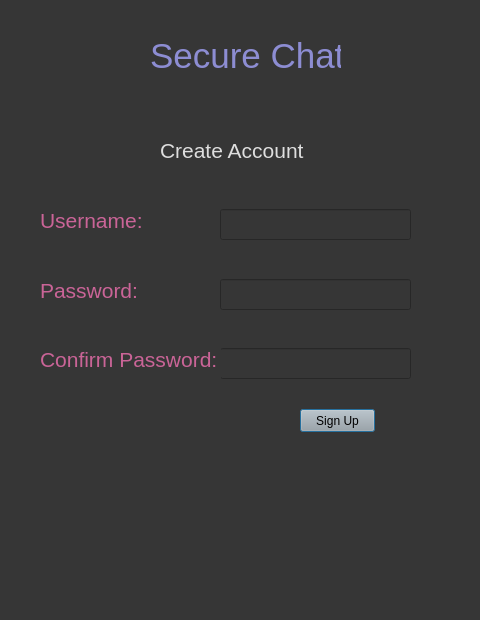
First picture: the form in createAccount.ui, repository Benjamin-Pasternak/Security_project, before the edit.
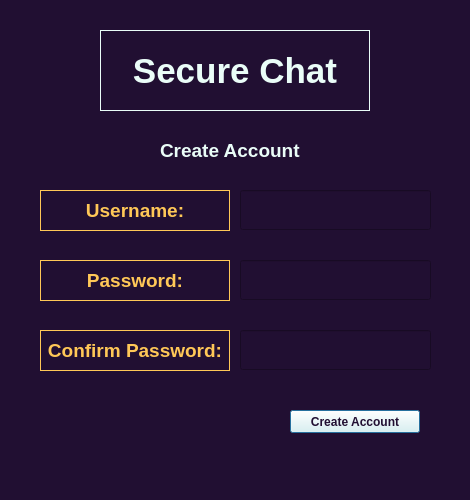
Second picture: the form after the edit.

Patch:
```diff
--- a/createAccount.ui
+++ b/createAccount.ui
@@ -6,8 +6,8 @@
    <rect>
     <x>0</x>
     <y>0</y>
-    <width>480</width>
-    <height>620</height>
+    <width>470</width>
+    <height>500</height>
    </rect>
   </property>
   <property name="windowTitle">
@@ -17,138 +17,218 @@
    <double>0.990000000000000</double>
   </property>
   <property name="styleSheet">
-   <string notr="true">background-color:rgb(54, 54, 54)</string>
+   <string notr="true">background-color:#210f32</string>
   </property>
-  <widget class="QLabel" name="title_label">
+  <widget class="QLineEdit" name="username">
    <property name="geometry">
     <rect>
-     <x>150</x>
+     <x>240</x>
+     <y>190</y>
+     <width>191</width>
+     <height>40</height>
+    </rect>
+   </property>
+   <property name="styleSheet">
+    <string notr="true">color:#eafdf8;font-size:14pt;</string>
+   </property>
+  </widget>
+  <widget class="QLineEdit" name="password">
+   <property name="geometry">
+    <rect>
+     <x>240</x>
+     <y>260</y>
+     <width>191</width>
+     <height>40</height>
+    </rect>
+   </property>
+   <property name="styleSheet">
+    <string notr="true">color:#eafdf8;font-size:14pt;</string>
+   </property>
+  </widget>
+  <widget class="QLineEdit" name="confirmPassword">
+   <property name="geometry">
+    <rect>
+     <x>240</x>
+     <y>330</y>
+     <width>191</width>
+     <height>40</height>
+    </rect>
+   </property>
+   <property name="styleSheet">
+    <string notr="true">color:#eafdf8;font-size:14pt;</string>
+   </property>
+  </widget>
+  <widget class="QLabel" name="username_label_2">
+   <property name="geometry">
+    <rect>
+     <x>160</x>
+     <y>130</y>
+     <width>151</width>
+     <height>41</height>
+    </rect>
+   </property>
+   <property name="font">
+    <font>
+     <family>Tahoma</family>
+     <pointsize>14</pointsize>
+     <weight>75</weight>
+     <bold>true</bold>
+    </font>
+   </property>
+   <property name="styleSheet">
+    <string notr="true">color:#eafdf8</string>
+   </property>
+   <property name="text">
+    <string>Create Account</string>
+   </property>
+  </widget>
+  <widget class="QLabel" name="titleLabel">
+   <property name="geometry">
+    <rect>
+     <x>100</x>
      <y>30</y>
-     <width>191</width>
-     <height>51</height>
+     <width>270</width>
+     <height>81</height>
     </rect>
    </property>
+   <property name="font">
+    <font>
+     <family>Tahoma</family>
+     <pointsize>26</pointsize>
+     <weight>75</weight>
+     <bold>true</bold>
+    </font>
+   </property>
    <property name="styleSheet">
-    <string notr="true">font-size:26pt; color:rgb(141, 141, 211)</string>
+    <string notr="true">font-size:26pt;color:#eafdf8</string>
+   </property>
+   <property name="frameShape">
+    <enum>QFrame::Box</enum>
    </property>
    <property name="text">
     <string>Secure Chat</string>
    </property>
+   <property name="alignment">
+    <set>Qt::AlignCenter</set>
+   </property>
   </widget>
   <widget class="QLabel" name="username_label">
    <property name="geometry">
     <rect>
      <x>40</x>
-     <y>200</y>
-     <width>121</width>
+     <y>190</y>
+     <width>190</width>
      <height>41</height>
     </rect>
    </property>
+   <property name="font">
+    <font>
+     <family>Tahoma</family>
+     <pointsize>14</pointsize>
+     <weight>75</weight>
+     <bold>true</bold>
+    </font>
+   </property>
    <property name="styleSheet">
-    <string notr="true">font-size: 16pt;color:rgb(202, 100, 151)</string>
+    <string notr="true">font-size: 14pt;color:#ffc857</string>
+   </property>
+   <property name="frameShape">
+    <enum>QFrame::Box</enum>
+   </property>
+   <property name="frameShadow">
+    <enum>QFrame::Plain</enum>
    </property>
    <property name="text">
     <string>Username:</string>
    </property>
-  </widget>
-  <widget class="QLineEdit" name="username">
-   <property name="geometry">
-    <rect>
-     <x>220</x>
-     <y>209</y>
-     <width>191</width>
-     <height>31</height>
-    </rect>
+   <property name="scaledContents">
+    <bool>true</bool>
    </property>
-   <property name="styleSheet">
-    <string notr="true">color:rgb(232, 232, 232);font-size:14pt;</string>
+   <property name="alignment">
+    <set>Qt::AlignCenter</set>
    </property>
+   <property name="wordWrap">
+    <bool>true</bool>
+   </property>
   </widget>
-  <widget class="QLineEdit" name="confirmPassword">
+  <widget class="QLabel" name="password_label_2">
    <property name="geometry">
     <rect>
-     <x>220</x>
-     <y>348</y>
-     <width>191</width>
-     <height>31</height>
+     <x>40</x>
+     <y>260</y>
+     <width>190</width>
+     <height>41</height>
     </rect>
    </property>
+   <property name="font">
+    <font>
+     <family>Tahoma</family>
+     <pointsize>14</pointsize>
+     <weight>75</weight>
+     <bold>true</bold>
+    </font>
+   </property>
    <property name="styleSheet">
-    <string notr="true">color:rgb(232, 232, 232);font-size:14pt;</string>
+    <string notr="true">font-size: 14pt;color:#ffc857</string>
+   </property>
+   <property name="frameShape">
+    <enum>QFrame::Box</enum>
+   </property>
+   <property name="text">
+    <string>Password:</string>
+   </property>
+   <property name="alignment">
+    <set>Qt::AlignCenter</set>
    </property>
   </widget>
   <widget class="QLabel" name="password_label">
    <property name="geometry">
     <rect>
      <x>40</x>
-     <y>339</y>
-     <width>181</width>
+     <y>330</y>
+     <width>190</width>
      <height>41</height>
     </rect>
    </property>
+   <property name="font">
+    <font>
+     <family>Tahoma</family>
+     <pointsize>14</pointsize>
+     <weight>75</weight>
+     <bold>true</bold>
+    </font>
+   </property>
    <property name="styleSheet">
-    <string notr="true">font-size: 16pt;color:rgb(202, 100, 151)</string>
+    <string notr="true">font-size: 14pt;color:#ffc857</string>
+   </property>
+   <property name="frameShape">
+    <enum>QFrame::Box</enum>
    </property>
    <property name="text">
     <string>Confirm Password:</string>
    </property>
+   <property name="alignment">
+    <set>Qt::AlignCenter</set>
+   </property>
   </widget>
   <widget class="QPushButton" name="signupButton">
    <property name="geometry">
     <rect>
-     <x>300</x>
-     <y>409</y>
-     <width>75</width>
+     <x>290</x>
+     <y>410</y>
+     <width>130</width>
      <height>23</height>
     </rect>
    </property>
-   <property name="styleSheet">
-    <string notr="true">background-color:rgb(167, 167, 167)</string>
+   <property name="font">
+    <font>
+     <family>Tahoma</family>
+     <weight>75</weight>
+     <bold>true</bold>
+    </font>
    </property>
-   <property name="text">
-    <string>Sign Up</string>
-   </property>
-  </widget>
-  <widget class="QLabel" name="password_label_2">
-   <property name="geometry">
-    <rect>
-     <x>40</x>
-     <y>270</y>
-     <width>121</width>
-     <height>41</height>
-    </rect>
-   </property>
    <property name="styleSheet">
-    <string notr="true">font-size: 16pt;color:rgb(202, 100, 151)</string>
-   </property>
-   <property name="text">
-    <string>Password:</string>
-   </property>
-  </widget>
-  <widget class="QLineEdit" name="password">
-   <property name="geometry">
-    <rect>
-     <x>220</x>
-     <y>279</y>
-     <width>191</width>
-     <height>31</height>
-    </rect>
-   </property>
-   <property name="styleSheet">
-    <string notr="true">color:rgb(232, 232, 232);font-size:14pt;</string>
-   </property>
-  </widget>
-  <widget class="QLabel" name="username_label_2">
-   <property name="geometry">
-    <rect>
-     <x>160</x>
-     <y>130</y>
-     <width>151</width>
-     <height>41</height>
-    </rect>
-   </property>
-   <property name="styleSheet">
-    <string notr="true">font-size: 16pt;color:rgb(222, 222, 222)</string>
+    <string notr="true">background-color:#eafdf8; color:#210f32</string>
    </property>
    <property name="text">
     <string>Create Account</string>
```
